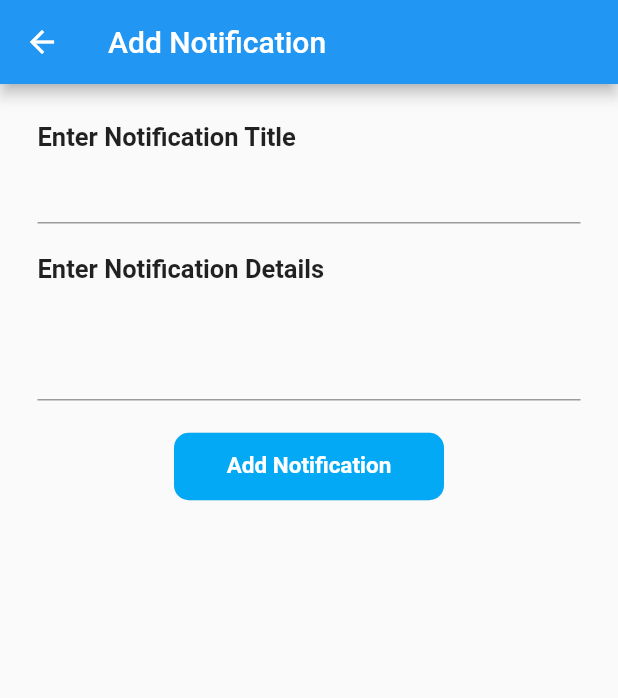
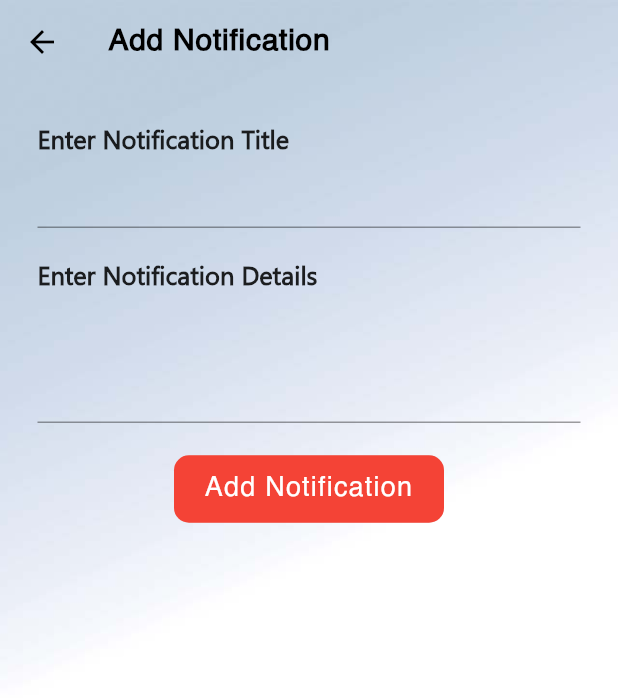
Before and after one commit to vaidehi2701/freelance_exp, a Flutter app: the AddNotification screen opened by its route, on a phone screen of 412 x 824 dp. Shown: the top 698 px of the screen. Run offline on Flutter 3.47's test engine with Material 2 defaults, Android fonts, the phone set to English and light mode, and no system bars; our stand-ins replace bubble, fancy_bottom_navigation, flutter_screenutil, flutter_slidable, image_picker, pin_code_fields; missing offline and left inert: countdown_flutter, date_range_picker.

Commit message:
intro slider added minor font changes some navigation route done

```diff
--- a/lib/Pages/admin/add_job_details.dart
+++ b/lib/Pages/admin/add_job_details.dart
@@ -308,7 +308,7 @@ class _AddJobDetailState extends State<AddJobDetail> {
                                     child: Text('Add Job',style: TextStyle(
                                         fontFamily: 'Helvetica',
                                         fontWeight: FontWeight.w500,
-                                        letterSpacing: 0.7,
+                                        letterSpacing: 0.8,
                                         fontSize: 18,
                                         color: Colors.white
                                     ),))
--- a/lib/Pages/admin/add_notification.dart
+++ b/lib/Pages/admin/add_notification.dart
@@ -7,34 +7,62 @@ class AddNotification extends StatefulWidget {
 }
 
 class _AddNotificationState extends State<AddNotification> {
+
+  TextStyle ToolbarTitle = TextStyle(
+      fontFamily: 'Helvetica',
+      fontWeight: FontWeight.w600,
+      letterSpacing: 0.5,
+      color: Colors.black
+  );
+
+  TextStyle Title = TextStyle(
+      fontFamily: 'SEGOEUI',
+      fontSize: 16,
+      fontWeight: FontWeight.w500
+  );
+
   @override
   Widget build(BuildContext context) {
-    return Scaffold(
-      appBar: AppBar(
-        title: Text('Add Notification'),
+    return Stack(
+      children: <Widget>[
+        new Container(
+          height: double.infinity,
+          width: double.infinity,
+          decoration: new BoxDecoration(
+            image: new DecorationImage(
+              image: new AssetImage("images/back.jpg"),
+              fit: BoxFit.cover,
             ),
-      body:
-      Padding(
+          ),
+        ),
+        Scaffold(
+            backgroundColor: Colors.transparent,
+            appBar: new AppBar(
+              backgroundColor: Colors.transparent,
+              elevation: 0.0,
+              iconTheme: IconThemeData(
+                color: Colors.black, //change your color here
+              ),
+              title:  Text('Add Notification',style: ToolbarTitle),
+            ),
+            body: Padding(
                 padding: const EdgeInsets.all(25.0),
                 child: Column(
                   crossAxisAlignment: CrossAxisAlignment.start,
                   children: <Widget>[
                     Text('Enter Notification Title',style: TextStyle(
-              fontWeight: FontWeight.bold,
-              fontSize: 17
-            ),),
-            TextField(style: TextStyle(
-              fontSize: 15
-            ),
+                        fontFamily: 'SEGOEUI',
+                        fontSize: 17,
+                        fontWeight: FontWeight.w600)),
+                    TextField(style: Title
                     ),
                     SizedBox(height: 20),
                     Text('Enter Notification Details',style: TextStyle(
-                fontWeight: FontWeight.bold,
-                fontSize: 17
+                        fontFamily: 'SEGOEUI',
+                        fontSize: 17,
+                        fontWeight: FontWeight.w600
                     ),),
-            TextField(style: TextStyle(
-                fontSize: 15
-            ),
+                    TextField(style: Title,
                       keyboardType: TextInputType.multiline,
                       maxLines: 3,
                     ),
@@ -53,7 +81,7 @@ class _AddNotificationState extends State<AddNotification> {
                             width: 180,
                             height: 45,
                             decoration: BoxDecoration(
-                        color: Colors.lightBlue,
+                                color: Colors.red,
                                 borderRadius: BorderRadius.all(Radius.circular(10.0))
                             ),
                             padding: const EdgeInsets.all(10),
@@ -61,8 +89,10 @@ class _AddNotificationState extends State<AddNotification> {
                               padding: const EdgeInsets.only(top: 3),
                               child: Text('Add Notification' ,
                                 textAlign: TextAlign.center, style: TextStyle(
-                              fontWeight: FontWeight.w600,
-                              fontSize: 15,
+                                    fontFamily: 'Helvetica',
+                                    fontWeight: FontWeight.w500,
+                                    letterSpacing: 0.8,
+                                    fontSize: 18,
                                     color: Colors.white
                                 ),),
                             ),
@@ -74,6 +104,10 @@ class _AddNotificationState extends State<AddNotification> {
                   ],
                 ),
               ),
+
+        ),
+
+      ],
     );
   }
 }
--- a/lib/Pages/user/user_info_layout.dart
+++ b/lib/Pages/user/user_info_layout.dart
@@ -189,6 +189,7 @@ class _UserInfoState extends State<UserInfo> {
           ),
         ),
         MaterialApp(
+          debugShowCheckedModeBanner: false,
           home: DefaultTabController(
             length: 3,
             child: Scaffold(
@@ -217,7 +218,7 @@ class _UserInfoState extends State<UserInfo> {
                         SizedBox(width: 15),
                         GestureDetector(
                             onTap: () {
-                              Navigator.pushNamed(context, '/notification');
+                              Navigator.pushNamed(context, '/login');
                             },
                             child: Icon(Icons.exit_to_app)),
                       ],
--- a/lib/main.dart
+++ b/lib/main.dart
@@ -22,6 +22,7 @@ import 'Pages/user/add_skill.dart';
 import 'Pages/admin/admin_home.dart';
 import 'login_signup/admin_login.dart';
 import 'Pages/user/job_details.dart';
+import 'login_signup/intro_slider.dart';
 import 'login_signup/verify_otp.dart';
 
 
@@ -29,7 +30,8 @@ void main() => runApp(MaterialApp(
   debugShowCheckedModeBanner: false,
   initialRoute: '/',
   routes: {
-    '/' :(context) => LoginSelection(),
+    '/' :(context) => IntroSlider(),
+    '/loginSelection' :(context) => LoginSelection(),
     '/login' :(context) => Login(),
     '/verifyotp' :(context) => VerifyOtp(),
     '/adminLogin' :(context) => AdminLogin(),
--- a/pubspec.yaml
+++ b/pubspec.yaml
@@ -36,6 +36,7 @@ dependencies:
   date_range_picker: ^1.0.5
   flutter_slidable: ^0.5.3
   bubble: ^1.1.9+1
+  intro_views_flutter: '^2.8.0'
 
 
 
```
Also changed, not shown: lib/Pages/admin/admin_job_user.dart (+21 -12 lines), lib/Pages/admin/admin_job_user_chat.dart (+18 -3 lines), lib/login_signup/admin_login.dart (+20 -44 lines), lib/login_signup/signup.dart (+14 -7 lines), lib/login_signup/verify_otp.dart (+41 -46 lines), images/job.png (added), images/list_job.png (added), images/resume.png (added), pubspec.lock. Lines whose indentation alone changed are shown as unchanged.
